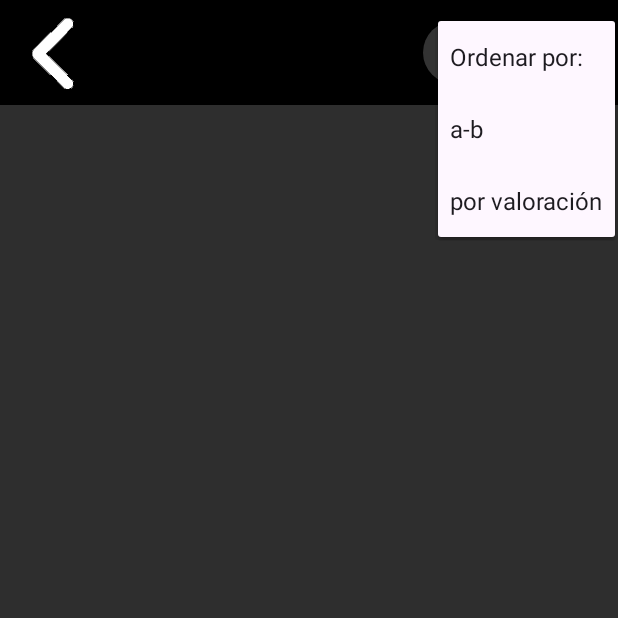
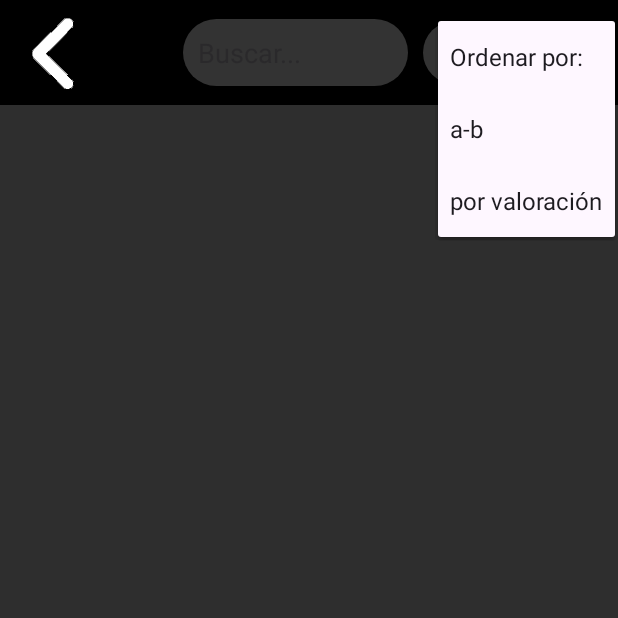
Before and after one commit to midex882/CRUD_videogames, an Android app: the ListGames screen opened directly, with no data from a screen before it, after a tap on an icon or button, on a phone screen of 412 x 824 dp, the top half of it. Run offline under Robolectric (Android 15) with nearby library versions, the phone set to English and light mode, and no system bars; our stand-ins replace Firebase (no records; nobody signed in at launch, a user with empty details on screens opened directly).

Commit message:
second commit

```diff
--- a/app/src/main/java/com/example/crud_videojuegos/ListGames.kt
+++ b/app/src/main/java/com/example/crud_videojuegos/ListGames.kt
@@ -2,15 +2,19 @@ package com.example.crud_videojuegos
 
 import android.content.Intent
 import android.os.Bundle
+import android.util.Log
 import android.view.View
 import android.widget.AdapterView
 import android.widget.ImageView
 import android.widget.Spinner
 import android.widget.SpinnerAdapter
+import android.widget.TextView
 import android.widget.Toast
 import androidx.appcompat.app.AppCompatActivity
+import androidx.core.widget.addTextChangedListener
 import androidx.recyclerview.widget.LinearLayoutManager
 import androidx.recyclerview.widget.RecyclerView
+import com.google.android.material.textfield.TextInputEditText
 import com.google.firebase.database.DataSnapshot
 import com.google.firebase.database.DatabaseError
 import com.google.firebase.database.DatabaseReference
@@ -24,6 +28,7 @@ class ListGames : AppCompatActivity() {
 
     private lateinit var volver: ImageView
     private lateinit var spinnerLayout : Spinner
+    private lateinit var searchBar : TextInputEditText
     private lateinit var recycler: RecyclerView
     private  lateinit var lista:MutableList<Game>
     private lateinit var adaptador: GameAdapter
@@ -65,6 +70,14 @@ class ListGames : AppCompatActivity() {
         recycler.layoutManager = LinearLayoutManager(applicationContext)
         recycler.setHasFixedSize(true)
         spinnerLayout = findViewById(R.id.spinnerOptions)
+        searchBar = findViewById(R.id.search)
+
+        Log.v("test", "hola".contains("hol").toString())
+
+        searchBar.addTextChangedListener{
+
+            adaptador.filter.filter(it)
+        }
 
         spinnerLayout.onItemSelectedListener = object : AdapterView.OnItemSelectedListener {
             override fun onItemSelected(parentView: AdapterView<*>?, selectedItemView: View?, position: Int, id: Long) {
--- a/app/src/main/res/layout/list_games.xml
+++ b/app/src/main/res/layout/list_games.xml
@@ -14,6 +14,20 @@
         android:layout_height="wrap_content"
         android:background="@color/black"
         android:padding="10dp">
+
+
+        <com.google.android.material.textfield.TextInputEditText
+            android:id="@+id/search"
+            app:layout_constraintEnd_toStartOf="@id/spinnerOptions"
+            app:layout_constraintTop_toTopOf="parent"
+            app:layout_constraintBottom_toBottomOf="parent"
+            android:layout_width="150dp"
+            android:layout_height="wrap_content"
+            android:background="@drawable/spinner_background"
+            android:hint="Buscar..."
+            android:padding="10dp"
+            android:textColor="@color/white"
+            android:layout_marginRight="10dp"></com.google.android.material.textfield.TextInputEditText>
 
         <Spinner
             app:layout_constraintEnd_toEndOf="parent"
```
Also changed, not shown: app/src/main/java/com/example/crud_videojuegos/GameAdapter.kt (+40 -13 lines).
